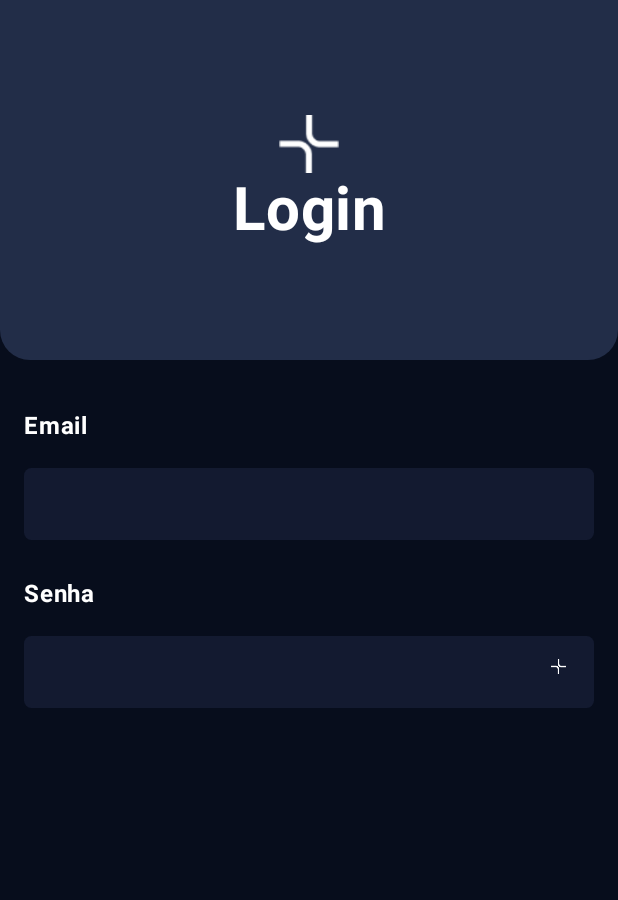
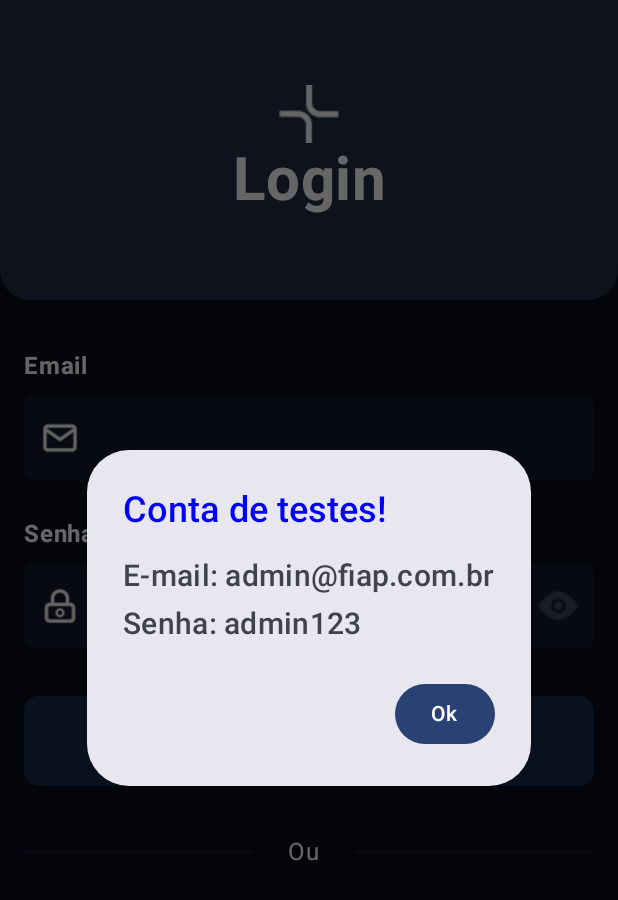
Before and after one commit to Ogabrielelias/Fiap-Fase05-Cap-01, an Android app built with Jetpack Compose: the screen it shows after launch (MainActivity), on a phone screen of 412 x 824 dp. Shown: the top 900 px of the screen. Run offline under Robolectric (Android 15) with nearby library versions, the phone set to English and light mode, and no system bars.

Commit message:
feat(login validation) Inputs simple validations, layout adjustments and new dependencies added

```diff
--- a/app/build.gradle.kts
+++ b/app/build.gradle.kts
@@ -1,6 +1,7 @@
 plugins {
     id("com.android.application")
     id("org.jetbrains.kotlin.android")
+    id("kotlin-kapt")
 }
 
 android {
@@ -66,4 +67,7 @@ dependencies {
     debugImplementation("androidx.compose.ui:ui-tooling")
     debugImplementation("androidx.compose.ui:ui-test-manifest")
     implementation("androidx.navigation:navigation-compose:2.6.0")
+    implementation("androidx.room:room-runtime:2.5.2")
+    annotationProcessor("androidx.room:room-compiler:2.5.2")
+    kapt("androidx.room:room-compiler:2.5.2")
 }
--- a/app/src/main/java/br/com/fiap/saudeplena/screens/LoginScreen.kt
+++ b/app/src/main/java/br/com/fiap/saudeplena/screens/LoginScreen.kt
@@ -1,24 +1,30 @@
 package br.com.fiap.saudeplena.screens
 
+import android.text.TextUtils
+import android.util.Patterns
 import androidx.compose.foundation.Image
 import androidx.compose.foundation.background
 import androidx.compose.foundation.layout.Arrangement
 import androidx.compose.foundation.layout.Box
 import androidx.compose.foundation.layout.Column
+import androidx.compose.foundation.layout.PaddingValues
+import androidx.compose.foundation.layout.Row
 import androidx.compose.foundation.layout.fillMaxSize
 import androidx.compose.foundation.layout.fillMaxWidth
 import androidx.compose.foundation.layout.height
 import androidx.compose.foundation.layout.padding
+import androidx.compose.foundation.layout.size
 import androidx.compose.foundation.layout.width
 import androidx.compose.foundation.shape.RoundedCornerShape
 import androidx.compose.foundation.text.KeyboardOptions
+import androidx.compose.material3.AlertDialog
+import androidx.compose.material3.Button
+import androidx.compose.material3.ButtonDefaults
 import androidx.compose.material3.ExperimentalMaterial3Api
-import androidx.compose.material3.Icon
 import androidx.compose.material3.IconButton
 import androidx.compose.material3.OutlinedTextField
 import androidx.compose.material3.Surface
 import androidx.compose.material3.Text
-import androidx.compose.material3.TextField
 import androidx.compose.runtime.Composable
 import androidx.compose.runtime.mutableStateOf
 import androidx.compose.runtime.remember
@@ -40,7 +46,6 @@ import androidx.compose.ui.text.input.PasswordVisualTransformation
 import androidx.compose.ui.text.input.VisualTransformation
 import androidx.navigation.NavController
 import br.com.fiap.saudeplena.R
-import br.com.fiap.saudeplena.ui.theme.SaudePlenaTheme
 
 @Composable
 fun LoginScreen (navController: NavController) {
@@ -49,9 +54,53 @@ fun LoginScreen (navController: NavController) {
     ) {
         LoginTopHeader()
         LoginBody()
+
+        val openAlertDialog = remember { mutableStateOf(true) }
+
+        when {
+            openAlertDialog.value -> {
+                AlertDialog(
+                    title = {
+                        Text(
+                            text = "Conta de testes!" ,
+                            color = Color.Blue,
+                            fontWeight = FontWeight.SemiBold
+                        )
+                    },
+                    text = {
+                        Column(
+                            verticalArrangement = Arrangement.spacedBy(8.dp)
+                        ) {
+                            Text(
+                                text = "E-mail: admin@fiap.com.br",
+                                fontWeight = FontWeight.SemiBold,
+                                fontSize = 20.sp
+                            )
+
+                            Text(
+                                text = "Senha: admin123",
+                                fontWeight = FontWeight.SemiBold,
+                                fontSize = 20.sp
+                            )
+                        }
+                    },
+                    onDismissRequest = {
+
+                    },
+                    confirmButton = {
+                        Button(
+                            onClick = {
+                                openAlertDialog.value = false
+                            }
+                        ) {
+                            Text("Ok")
+                        }
+                    },
+                )
             }
         }
-
+    }
+}
 
 @Composable
 fun LoginTopHeader() {
@@ -60,7 +109,7 @@ fun LoginTopHeader() {
         Surface(
             modifier = Modifier
                 .fillMaxWidth()
-                .height(240.dp),
+                .height(200.dp),
             color = Color(0xFF222D48),
             shape = RoundedCornerShape(bottomStart = 20.dp, bottomEnd = 20.dp),
         ){
@@ -88,14 +137,69 @@ fun LoginTopHeader() {
                     )
                 }
             }
-
         }
     }
+}
+
+fun validateLoginInputs (email:String, senha:String) : Boolean {
+    println(!TextUtils.isEmpty(email) &&
+            Patterns.EMAIL_ADDRESS.matcher(email).matches() &&
+            senha.length >= 8)
+    if(
+        !TextUtils.isEmpty(email) &&
+        Patterns.EMAIL_ADDRESS.matcher(email).matches() &&
+        senha.length >= 8
+        ) return true
+
+    return false
 }
 
 @OptIn(ExperimentalMaterial3Api::class)
 @Composable
 fun LoginBody() {
+
+    Box(
+        modifier = Modifier
+            .fillMaxSize()
+            .padding(horizontal = 16.dp)
+    ){
+        Column(
+            verticalArrangement = Arrangement.spacedBy(32.dp)
+        ) {
+
+            FormLogin(onSend = {email, senha ->
+
+            })
+
+            Row(
+                verticalAlignment = Alignment.CenterVertically,
+                horizontalArrangement = Arrangement.spacedBy(24.dp)
+            ) {
+                Box(
+                    modifier = Modifier
+                        .fillMaxWidth(0.4f)
+                        .height(2.dp)
+                        .background(Color(0xFF131A30))
+                ){}
+                Text("Ou", color = Color.White)
+                Box(
+                    modifier = Modifier
+                        .fillMaxWidth(1f)
+                        .height(2.dp)
+                        .background(Color(0xFF131A30))
+                ){}
+            }
+        }
+    }
+}
+
+@Composable
+fun FormLogin(
+    onSend:(email:String, senha:String) -> Unit,
+    error:Boolean = false
+){
+
+    val buttonDisabled = remember { mutableStateOf(true) }
 
     var emailValue = remember {
         mutableStateOf("")
@@ -105,27 +209,56 @@ fun LoginBody() {
         mutableStateOf("")
     }
 
-    Box(
-        modifier = Modifier
-            .fillMaxSize()
-            .padding(horizontal = 16.dp)
-    ){
-        Column(
+
+    Column (
         verticalArrangement = Arrangement.spacedBy(24.dp)
     ) {
         Input(
             label = "Email",
             value = emailValue.value,
-                onChange = { value -> emailValue.value = value }
+            onChange = { value ->
+                emailValue.value = value
+                buttonDisabled.value = !validateLoginInputs(
+                    value,
+                    senhaValue.value
+                )
+                       },
+            frontImage = R.drawable.mail,
+            isError = error
         )
 
         Input(
             label = "Senha",
             value = senhaValue.value,
-                onChange = { value -> senhaValue.value = value },
-                type = "password"
+            onChange = { value ->
+                senhaValue.value = value
+                buttonDisabled.value = !validateLoginInputs(
+                    emailValue.value,
+                    value
+                )
+                       },
+            type = "password",
+            frontImage = R.drawable.lock,
+            isError = error
         )
     }
+
+    Button(
+        enabled = !buttonDisabled.value,
+        onClick = { -> onSend(emailValue.value, senhaValue.value)},
+        shape = RoundedCornerShape(10.dp),
+        modifier = Modifier.fillMaxWidth(),
+        contentPadding= PaddingValues(16.dp),
+        colors = ButtonDefaults.buttonColors(
+            containerColor = Color(0XFF0D65FB),
+            disabledContainerColor = Color(0XFF162A4D)
+        )
+    ){
+        Text(
+            "Continuar  ➔",
+            fontSize = 20.sp,
+            fontWeight = FontWeight.SemiBold
+        )
     }
 }
 
@@ -135,7 +268,9 @@ fun Input(
     label:String,
     value:String,
     onChange:(value:String) -> Unit,
-    type: String = ""
+    type: String = "",
+    frontImage:Int,
+    isError: Boolean = false
 ){
 
     var inputIsFocused = remember {
@@ -169,6 +304,7 @@ fun Input(
                         onChange(value)
                     },
                     shape = RoundedCornerShape(10.dp),
+                    isError=isError,
                     modifier = Modifier
                         .fillMaxWidth()
                         .onFocusChanged { state ->
@@ -183,15 +319,28 @@ fun Input(
                         unfocusedIndicatorColor = Color.Transparent
                     ),
                     visualTransformation = if (passwordVisible) VisualTransformation.None else PasswordVisualTransformation(),
-                    trailingIcon = {
-                        IconButton(onClick = {
-                            passwordVisible = !passwordVisible
-                        }) {
-                            Image(painter = painterResource(R.drawable.plus),
+                    leadingIcon = {
+                        Image(
+                        painter = painterResource(frontImage),
                         contentDescription = null,
                         Modifier
-                                    .height(10.dp)
-                                    .width(10.dp))
+                            .size(24.dp)
+                        )
+                                  },
+                    trailingIcon = {
+                        IconButton(
+                            onClick = {
+                            passwordVisible = !passwordVisible
+                            }
+                        ) {
+                            var image = R.drawable.eye
+                            if(passwordVisible) image = R.drawable.eyeoff
+                            Image(
+                                painter = painterResource(image),
+                                contentDescription = null,
+                                Modifier
+                                    .size(32.dp)
+                            )
                         }
                     }
                 )
@@ -201,6 +350,7 @@ fun Input(
                     onValueChange = { value ->
                         onChange(value)
                     },
+                    isError = isError,
                     shape = RoundedCornerShape(10.dp),
                     modifier = Modifier
                         .fillMaxWidth()
@@ -208,6 +358,14 @@ fun Input(
                             inputIsFocused.value = state.toString()
                         },
                     keyboardOptions = KeyboardOptions(keyboardType = KeyboardType.Email),
+                    leadingIcon = {
+                        Image(
+                            painter = painterResource(frontImage),
+                            contentDescription = null,
+                            Modifier
+                                .size(24.dp)
+                        )
+                    },
                     colors = TextFieldDefaults.textFieldColors(
                         textColor = Color.White,
                         cursorColor = Color.White,
@@ -228,7 +386,6 @@ fun OutlinedTextFieldBackground(
 ) {
 
     var boxModifier = Modifier
-        .padding(top = 8.dp)
         .background(
             color,
             shape = RoundedCornerShape(5.dp)
```
Also changed, not shown: app/src/main/res/drawable/eye.png (added), app/src/main/res/drawable/eyeoff.png (added), app/src/main/res/drawable/lock.png (added), app/src/main/res/drawable/mail.png (added). Lines whose indentation alone changed are shown as unchanged.
